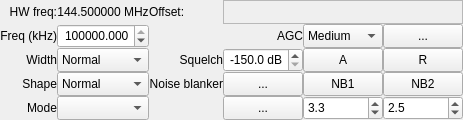
Above: src/qtgui/dockrxopt.ui from shawnj007/gqrx-touch before the change. Below: the same form after it.
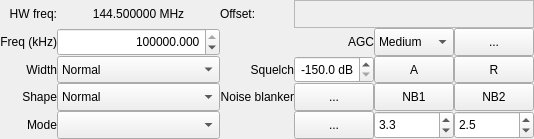
That is the form after the change. Icons and pictures are not drawn. Custom widgets are drawn as their Qt base class.

What changed in the file:
```diff
--- a/src/qtgui/dockrxopt.ui
+++ b/src/qtgui/dockrxopt.ui
@@ -6,25 +6,25 @@
    <rect>
     <x>0</x>
     <y>0</y>
-    <width>400</width>
-    <height>120</height>
+    <width>534</width>
+    <height>139</height>
    </rect>
   </property>
   <property name="sizePolicy">
-   <sizepolicy hsizetype="MinimumExpanding" vsizetype="Preferred">
-    <horstretch>0</horstretch>
+   <sizepolicy hsizetype="Preferred" vsizetype="Preferred">
+    <horstretch>1</horstretch>
     <verstretch>1</verstretch>
    </sizepolicy>
   </property>
   <property name="minimumSize">
    <size>
-    <width>400</width>
-    <height>120</height>
+    <width>534</width>
+    <height>139</height>
    </size>
   </property>
   <property name="maximumSize">
    <size>
-    <width>1000</width>
+    <width>16777215</width>
     <height>440</height>
    </size>
   </property>
```
